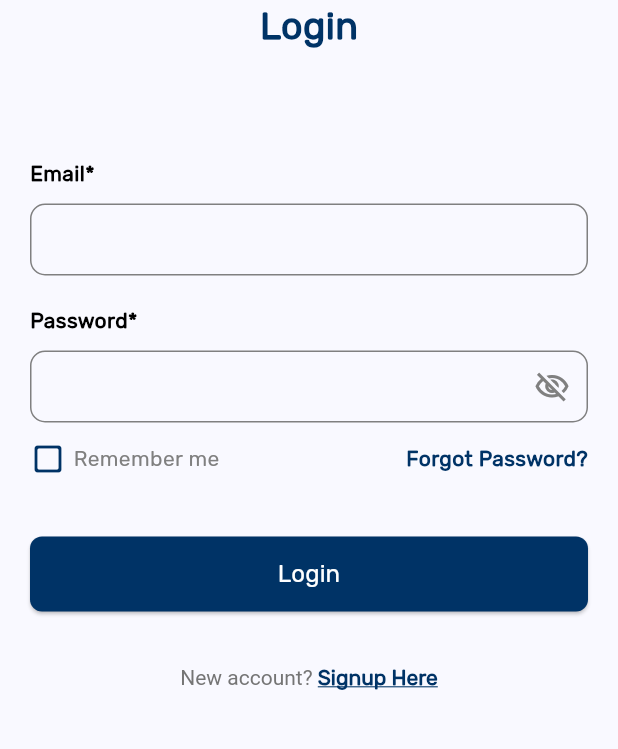
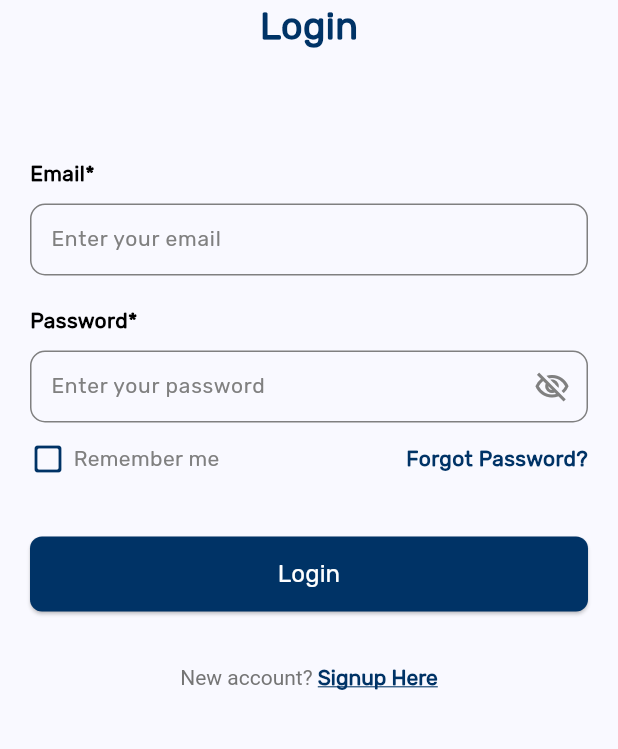
Before and after one commit to mitul-masterly/flutter-project-strcture, a Flutter app: the screen it shows after launch, on a phone screen of 412 x 824 dp, the part 341-1090 px from its top. Run offline on Flutter 3.47's test engine with Material 3 defaults, Android fonts, the phone set to English and light mode, and no system bars; our stand-ins replace cached_network_image, connectivity_plus, device_info_plus, dio, equatable, firebase_core and 12 more; accounts and stored records are empty; generated files the repository leaves out were written again.

```diff
--- a/lib/utils/app_strings.dart
+++ b/lib/utils/app_strings.dart
@@ -7,6 +7,8 @@ class AppStrings {
   static const String confirmPassword = 'Confirm Password';
   static const String firstName = 'First Name';
   static const String lastName = 'Last Name';
+  static const String enterTxt = 'Enter your';
+  static const String submit = 'Submit';
   static const String mobileNumber = 'Mobile Number';
   static const String globalErrorMessage = 'Something Went Wrong..!';
 }
--- a/lib/utils/utils.dart
+++ b/lib/utils/utils.dart
@@ -1,5 +1,4 @@
 import 'dart:io';
-
 import 'package:device_info_plus/device_info_plus.dart';
 import 'package:flutter/cupertino.dart';
 import 'package:flutter/material.dart';
```
Also changed, not shown: 6 other files.
